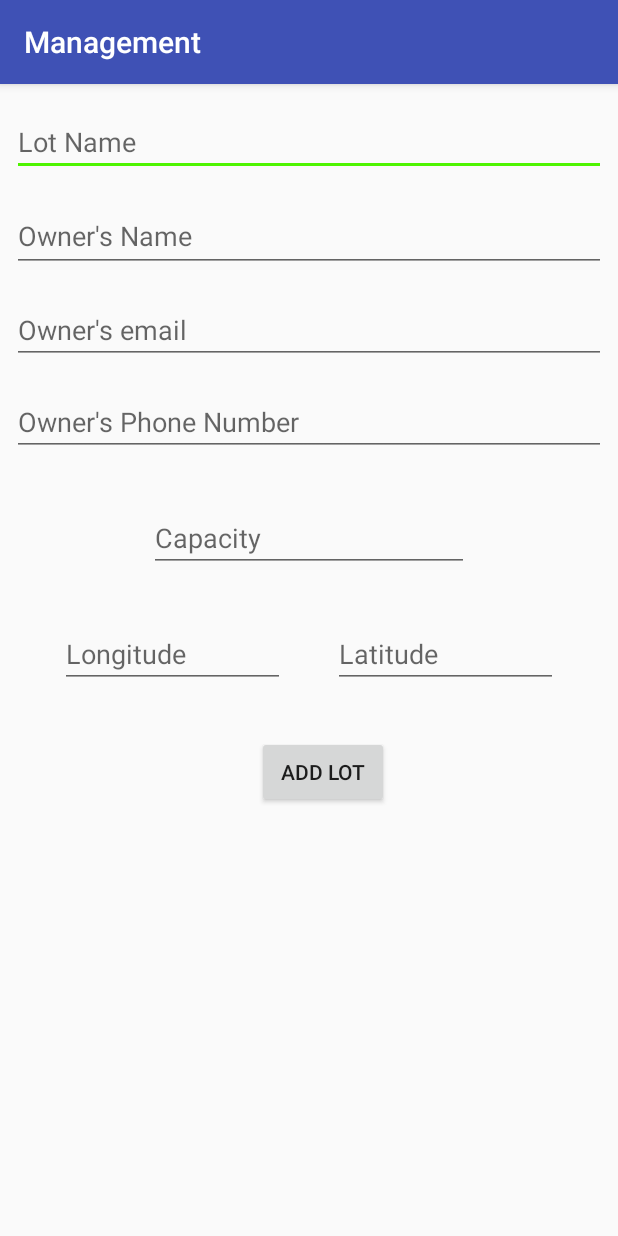
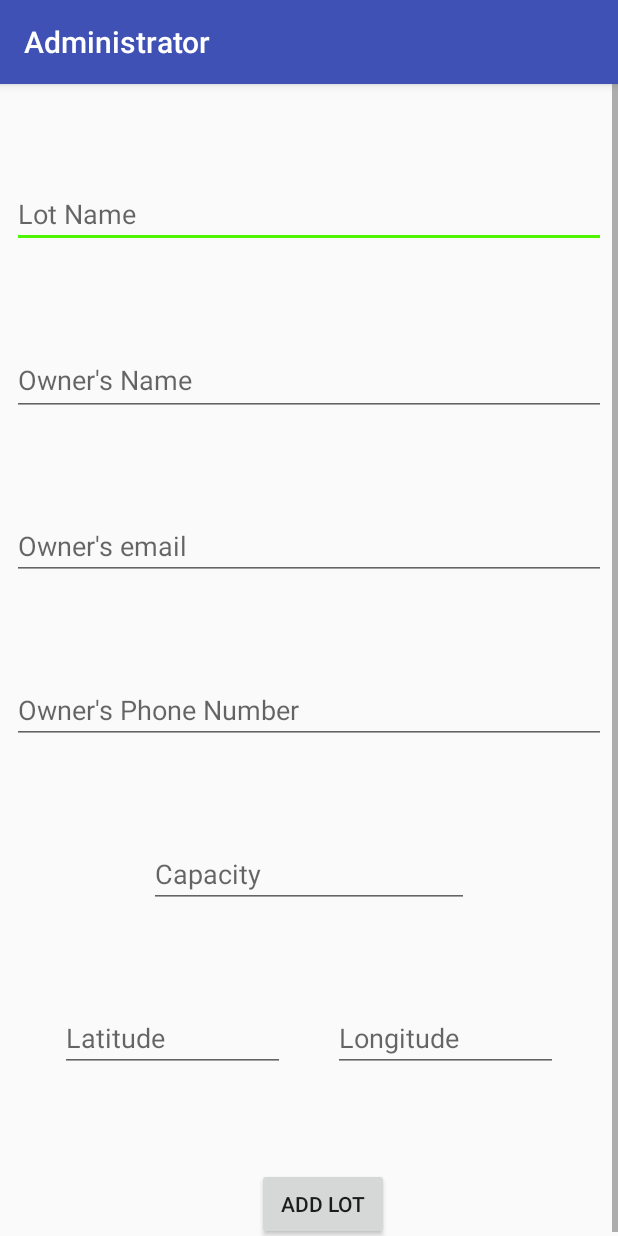
Before and after one commit to sourceparker/management, an Android app: the New_lot screen opened directly, with no data from a screen before it, on a phone screen of 412 x 824 dp. Run offline under Robolectric (Android 15) with nearby library versions, the phone set to English and light mode, and no system bars; our stand-ins replace Firebase (no records; nobody signed in at launch, a user with empty details on screens opened directly); libraries missing offline, so code that uses them is left out: com.firebase.geofire.

Commit message:
fixed lat lng issues edited admin sign up so that no one else can sign up and changed apps name

```diff
--- a/app/src/main/java/com/example/larry/management/MainActivity.java
+++ b/app/src/main/java/com/example/larry/management/MainActivity.java
@@ -81,7 +81,8 @@ public class MainActivity extends AppCompatActivity {
         if(item.getItemId()==R.id.logout){
 
             UserSession session= new UserSession(getApplicationContext());
-            session.setLoggedIn(false);
+            session.removeUser();
+
 
             startActivity(new Intent(this,SignInActivity.class));
         }
--- a/app/src/main/java/com/example/larry/management/Requests.java
+++ b/app/src/main/java/com/example/larry/management/Requests.java
@@ -46,6 +46,8 @@ public class Requests extends AppCompatActivity {
                 //gets parking lot_id
                key = dataSnapshot.getKey();
                Log.i("keyyyy",key);
+
+               //use key to obtain lotname
 
                 requestsArrayList.add(key);
                 requestsListView.setAdapter(requestsArrayAdapter);
--- a/app/src/main/java/com/example/larry/management/SignUpActivity.java
+++ b/app/src/main/java/com/example/larry/management/SignUpActivity.java
@@ -128,9 +128,6 @@ public class SignUpActivity extends AppCompatActivity {
                         Toast.makeText(SignUpActivity.this, "Sign up success", Toast.LENGTH_SHORT).show();
 
 
-
-
-
                         Intent intent = new Intent(SignUpActivity.this, MainActivity.class);
 
                         //USer id is sent to main activity
--- a/app/src/main/java/com/example/larry/management/UserSession.java
+++ b/app/src/main/java/com/example/larry/management/UserSession.java
@@ -21,6 +21,7 @@ public class UserSession {
 
     }
 
+
     public void setLoggedIn(boolean logged){
 
         editor.putBoolean("loggedinmode",logged);
--- a/app/src/main/res/layout/activity_new_lot.xml
+++ b/app/src/main/res/layout/activity_new_lot.xml
@@ -1,11 +1,14 @@
 <?xml version="1.0" encoding="utf-8"?>
-<android.support.constraint.ConstraintLayout xmlns:android="http://schemas.android.com/apk/res/android"
+<ScrollView xmlns:android="http://schemas.android.com/apk/res/android"
     xmlns:app="http://schemas.android.com/apk/res-auto"
     xmlns:tools="http://schemas.android.com/tools"
     android:layout_width="match_parent"
-    android:layout_height="match_parent"
-    tools:context="com.example.larry.management.New_lot"
-    tools:layout_editor_absoluteY="81dp">
+
+    android:layout_height="match_parent">
+
+<android.support.constraint.ConstraintLayout
+    android:layout_width="match_parent"
+    android:layout_height="wrap_content">
 
     <EditText
         android:id="@+id/lotNameEditText"
@@ -15,7 +18,7 @@
         android:layout_centerHorizontal="true"
         android:layout_marginEnd="8dp"
         android:layout_marginStart="8dp"
-        android:layout_marginTop="16dp"
+        android:layout_marginTop="64dp"
         android:ems="10"
         android:hint="Lot Name"
         android:inputType="textPersonName"
@@ -31,7 +34,7 @@
         android:layout_centerHorizontal="true"
         android:layout_marginEnd="8dp"
         android:layout_marginStart="8dp"
-        android:layout_marginTop="16dp"
+        android:layout_marginTop="64dp"
         android:ems="10"
         android:hint="Owner's Name"
         android:inputType="textPersonName"
@@ -47,7 +50,7 @@
         android:layout_centerHorizontal="true"
         android:layout_marginEnd="8dp"
         android:layout_marginStart="8dp"
-        android:layout_marginTop="16dp"
+        android:layout_marginTop="64dp"
         android:ems="10"
         android:hint="Owner's email"
         android:inputType="textPersonName"
@@ -63,7 +66,7 @@
         android:layout_centerHorizontal="true"
         android:layout_marginEnd="8dp"
         android:layout_marginStart="8dp"
-        android:layout_marginTop="32dp"
+        android:layout_marginTop="64dp"
         android:ems="10"
         android:hint="Capacity"
         android:inputType="number"
@@ -80,7 +83,7 @@
         android:layout_alignParentStart="true"
         android:layout_marginEnd="8dp"
         android:ems="10"
-        android:hint="Latitude"
+        android:hint="Longitude"
         android:inputType="numberSigned|numberDecimal"
         android:numeric="integer|signed|decimal"
         app:layout_constraintBaseline_toBaselineOf="@+id/latEditText"
@@ -97,9 +100,9 @@
         android:layout_alignParentEnd="true"
         android:layout_alignParentRight="true"
         android:layout_marginStart="8dp"
-        android:layout_marginTop="32dp"
+        android:layout_marginTop="64dp"
         android:ems="10"
-        android:hint="Longitude"
+        android:hint="Latitude"
         android:inputType="numberSigned|numberDecimal"
         android:numeric="integer|signed|decimal"
         app:layout_constraintEnd_toStartOf="@+id/longEditText"
@@ -115,7 +118,7 @@
         android:layout_centerHorizontal="true"
         android:layout_marginEnd="8dp"
         android:layout_marginStart="8dp"
-        android:layout_marginTop="32dp"
+        android:layout_marginTop="64dp"
         android:onClick="addNewLot"
         android:text="Add lot"
         app:layout_constraintEnd_toEndOf="@+id/longEditText"
@@ -129,7 +132,7 @@
         android:layout_height="wrap_content"
         android:layout_marginEnd="8dp"
         android:layout_marginStart="8dp"
-        android:layout_marginTop="16dp"
+        android:layout_marginTop="64dp"
         android:ems="10"
         android:hint="Owner's Phone Number"
         android:inputType="textPersonName"
@@ -139,3 +142,5 @@
         app:layout_constraintTop_toBottomOf="@+id/emailEditText" />
 
 </android.support.constraint.ConstraintLayout>
+
+</ScrollView>
--- a/app/src/main/res/values/strings.xml
+++ b/app/src/main/res/values/strings.xml
@@ -1,5 +1,5 @@
 <resources>
-    <string name="app_name">Management</string>
+    <string name="app_name">Administrator</string>
 
     <string name="sign_in">Sign In</string>
     <string name="register">Register</string>
```
Also changed, not shown: app/src/main/java/com/example/larry/management/New_lot.java (+2 -6 lines), app/src/main/java/com/example/larry/management/Parking_Lot_Details.java (+0 -24 lines), app/src/main/java/com/example/larry/management/SignInActivity.java (+33 -6 lines).
